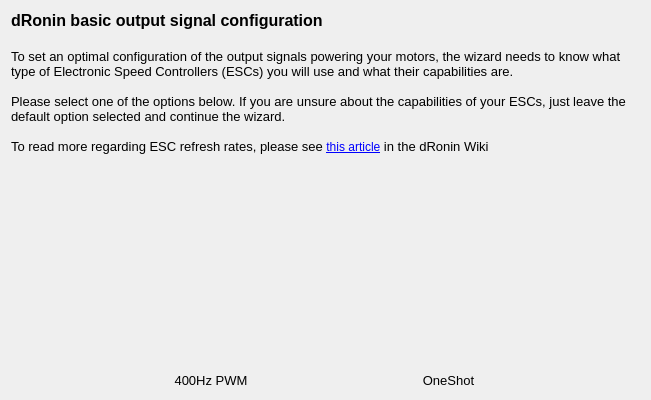
The window that ground/gcs/src/plugins/setupwizard/pages/outputpage.ui (d-ronin/dRonin) describes before a commit, drawn with Qt 5.
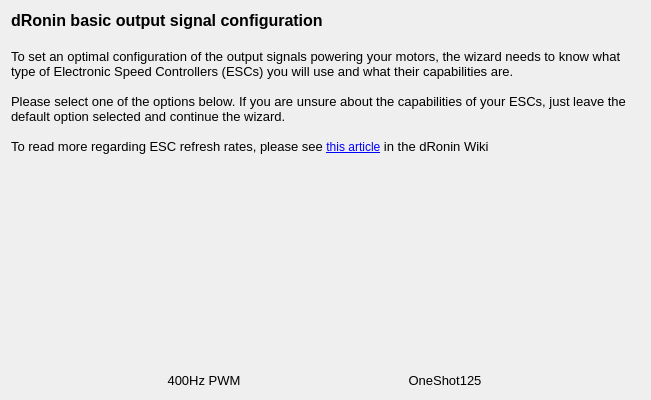
The same window after the commit. Icons and pictures are not drawn.

Commit message:
GCS:SetupWizard: s/OneShot/OneShot125/ to avoid confusion
Oneshot42 exists now, this will avoid confusion.

Patch:
```diff
--- a/ground/gcs/src/plugins/setupwizard/pages/outputpage.ui
+++ b/ground/gcs/src/plugins/setupwizard/pages/outputpage.ui
@@ -116,7 +116,7 @@
         <string notr="true">QToolButton { border: none }</string>
        </property>
        <property name="text">
-        <string>OneShot</string>
+        <string>OneShot125</string>
        </property>
        <property name="icon">
         <iconset resource="../wizardResources.qrc">
```
